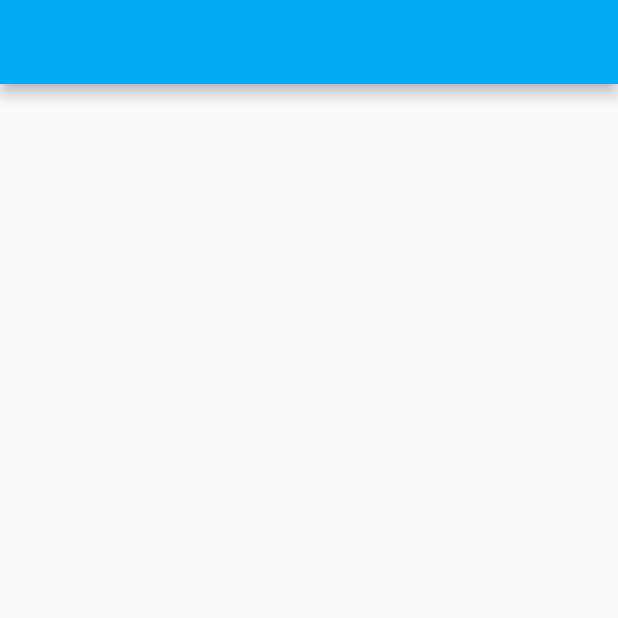
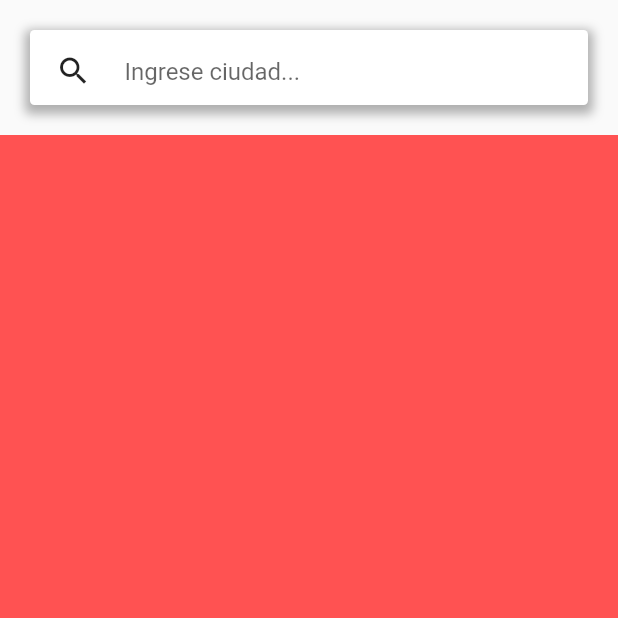
Before and after one commit to agueroveraalvaro/flutterAppTestGoodMeal, a Flutter app: the screen it shows after launch, on a phone screen of 412 x 824 dp, the top half of it. Run offline on Flutter 3.47's test engine with Material 2 defaults, Android fonts, the phone set to English and light mode, and no system bars; our stand-ins replace get.

Commit message:
+Modeling the HomePage

```diff
--- a/lib/src/controllers/home_controller.dart
+++ b/lib/src/controllers/home_controller.dart
@@ -1,7 +1,19 @@
+import 'package:flutter/cupertino.dart';
 import 'package:get/get.dart';
 
 class HomeController extends GetxController
 {
+  TextEditingController _searchTextFieldController;
+
+  //Get
+  TextEditingController get searchTextFieldController =>
+      _searchTextFieldController;
+
+  //Set
+  set setSearchTextFieldController(TextEditingController value) {
+    _searchTextFieldController = value;
+  }
+
   @override
   void onInit() {
     super.onInit();
--- a/lib/src/pages/home_page.dart
+++ b/lib/src/pages/home_page.dart
@@ -8,8 +8,73 @@ class HomePage extends StatelessWidget {
     return GetBuilder<HomeController>(
       init: HomeController(),
       builder: (_) => Scaffold(
-        appBar: AppBar(),
-        body: Container()
+        body: SafeArea(
+          child: buildHomeView(_),
+        )
+      ),
+    );
+  }
+
+  Widget buildHomeView(HomeController _) {
+    return Container(
+      child: Column(
+        children: [
+          //Search Text Field
+          Container(
+              margin: EdgeInsets.only(left: 20, top: 20, right: 20, bottom: 20),
+              padding: EdgeInsets.only(left: 5, top: 5, right: 20, bottom: 00),
+              height: 50,
+              width: double.maxFinite,
+              decoration: BoxDecoration(
+                color: Colors.white,
+                borderRadius: BorderRadius.only(
+                    topLeft: Radius.circular(3),
+                    topRight: Radius.circular(3),
+                    bottomLeft: Radius.circular(3),
+                    bottomRight: Radius.circular(3)),
+                boxShadow: [
+                  BoxShadow(
+                    color: Colors.black.withOpacity(0.3),
+                    spreadRadius: 3,
+                    blurRadius: 5,
+                    offset: Offset(0, 3), // changes position of shadow
+                  ),
+                ],
+              ),
+              child: Row(
+                mainAxisSize: MainAxisSize.max,
+                mainAxisAlignment: MainAxisAlignment.start,
+                children: [
+                  IconButton(
+                    icon: new Icon(Icons.search),
+                    onPressed: () {
+                      //model.updateCity(cityEditController.text);
+                      //model.refreshWeather(cityEditController.text, context);
+                    },
+                  ),
+                  SizedBox(width: 10),
+                  Expanded(
+                      child: TextField(
+                          controller: _.searchTextFieldController,
+                          decoration: InputDecoration.collapsed(
+                              hintText: "Ingrese ciudad..."
+                          ),
+                          onSubmitted: (String city) => {
+                            //model.refreshWeather(city, context)
+                          },
+                      )
+                  ),
+                ],
+              )
+          ),
+          //Information Weather
+          Expanded(
+              flex: 1,
+              child: Container(
+                color: Colors.redAccent,
+              )
+          ),
+        ],
       ),
     );
   }
```
Also changed, not shown: 1 other file.
